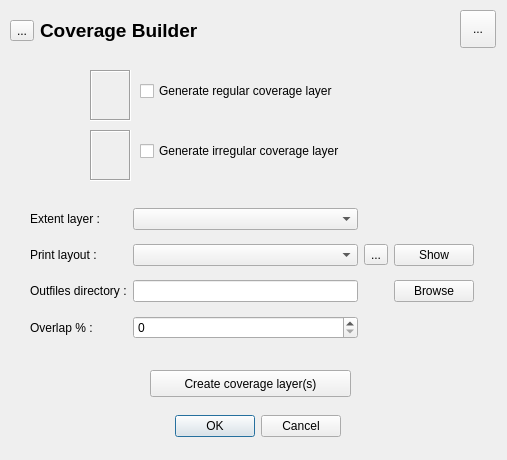
AlisterH/coveragebuilder, file ui_coveragebuilder.ui: the form before one commit.
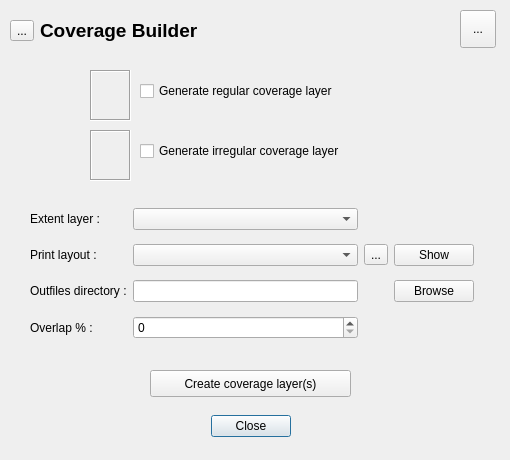
The form after the commit. Icons and pictures are not drawn.

What changed in the file:
```diff
--- a/ui_coveragebuilder.ui
+++ b/ui_coveragebuilder.ui
@@ -9,7 +9,7 @@
    <rect>
     <x>0</x>
     <y>0</y>
-    <width>507</width>
+    <width>510</width>
     <height>460</height>
    </rect>
   </property>
@@ -22,7 +22,7 @@
   <widget class="QDialogButtonBox" name="buttonBox">
    <property name="geometry">
     <rect>
-     <x>0</x>
+     <x>-50</x>
      <y>410</y>
      <width>341</width>
      <height>32</height>
@@ -32,7 +32,7 @@
     <enum>Qt::Horizontal</enum>
    </property>
    <property name="standardButtons">
-    <set>QDialogButtonBox::Cancel|QDialogButtonBox::Ok</set>
+    <set>QDialogButtonBox::Close</set>
    </property>
   </widget>
   <widget class="QLabel" name="lblGrille">
@@ -175,7 +175,7 @@
     <rect>
      <x>140</x>
      <y>80</y>
-     <width>211</width>
+     <width>351</width>
      <height>22</height>
     </rect>
    </property>
```
Left out of the diff: 24 changed lines with no effect on the pictures.
